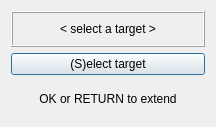
This is dialogz/extend.ui in oddtopus/dodo as Qt 5 draws it before an edit. The edited form follows.
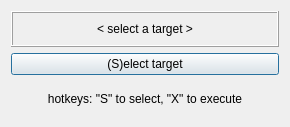
This is the edited form.

What changed in the file:
```diff
--- a/dialogz/extend.ui
+++ b/dialogz/extend.ui
@@ -6,7 +6,7 @@
    <rect>
     <x>0</x>
     <y>0</y>
-    <width>216</width>
+    <width>290</width>
     <height>127</height>
    </rect>
   </property>
@@ -49,7 +49,7 @@
    <item row="3" column="0" colspan="2">
     <widget class="QLabel" name="label_2">
      <property name="text">
-      <string>OK or RETURN to extend</string>
+      <string>hotkeys: &quot;S&quot; to select, &quot;X&quot; to execute</string>
      </property>
      <property name="alignment">
       <set>Qt::AlignCenter</set>
```
